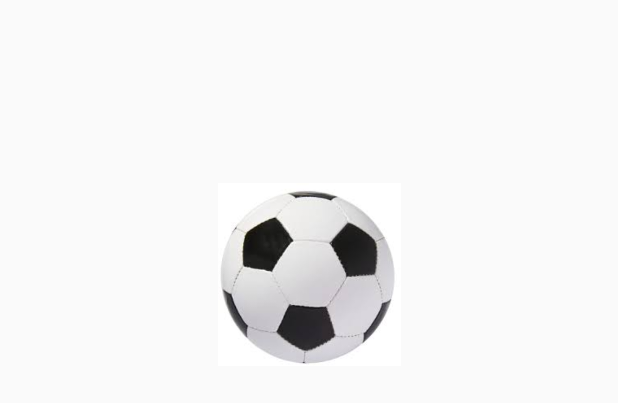
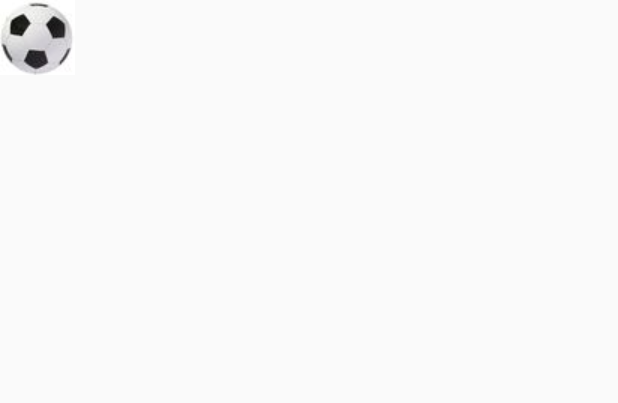
Before and after one commit to vadimkor56/Magnus-Effect_AndroidApp, an Android app: the layout activity_main.xml on its own in the app's theme, with its tools: preview values and no code run, on a phone screen of 412 x 824 dp. Shown: the top 403 px of the screen. Run offline under Robolectric (Android 15) with nearby library versions, the phone set to English and light mode, and no system bars.

Commit message:
Good rotation

```diff
--- a/app/src/main/java/vadim/kor/gmail/com/moveobj/UpdateThread.java
+++ b/app/src/main/java/vadim/kor/gmail/com/moveobj/UpdateThread.java
@@ -1,4 +1,5 @@
 package vadim.kor.gmail.com.moveobj;
+import android.annotation.SuppressLint;
 import android.graphics.Canvas;
 import android.view.SurfaceHolder;
 
--- a/app/src/main/res/layout/activity_main.xml
+++ b/app/src/main/res/layout/activity_main.xml
@@ -8,11 +8,7 @@
 
     <ImageView
         android:id="@+id/ball"
-        android:layout_width="122dp"
-        android:layout_height="123dp"
-        android:layout_marginTop="121dp"
-        app:layout_constraintEnd_toEndOf="parent"
-        app:layout_constraintStart_toStartOf="parent"
-        app:layout_constraintTop_toTopOf="parent"
+        android:layout_width="50dp"
+        android:layout_height="50dp"
         app:srcCompat="@drawable/ball" />
 </android.support.constraint.ConstraintLayout>
```
Also changed, not shown: app/src/main/java/vadim/kor/gmail/com/moveobj/MovementView.java (+16 -15 lines), app/src/main/res/drawable/ball.jpeg.
